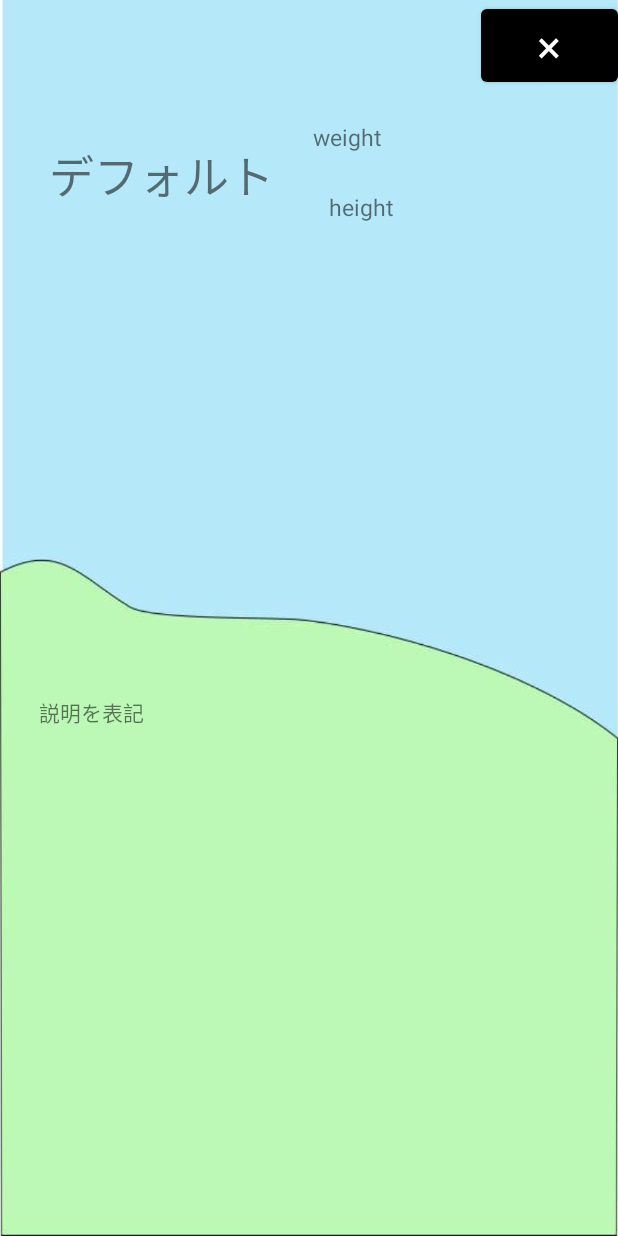
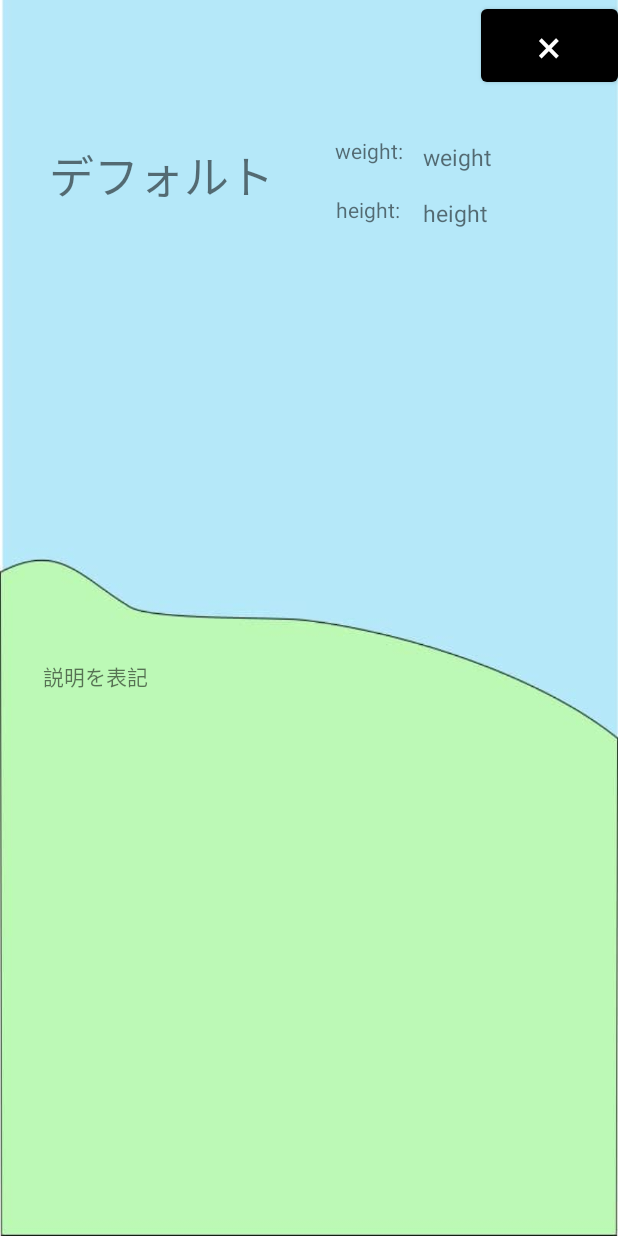
Before and after one commit to group4-ogawa/animal, an Android app: the layout activity_dictionary.xml on its own in the app's theme, with its tools: preview values and no code run, on a phone screen of 412 x 824 dp. Run offline under Robolectric (Android 15) with nearby library versions, the phone set to English and light mode, and no system bars.

Commit message:
レイアウトの変更

```diff
--- a/AnimalWorld/app/src/main/res/layout/activity_dictionary.xml
+++ b/AnimalWorld/app/src/main/res/layout/activity_dictionary.xml
@@ -39,12 +39,13 @@
 
     <TextView
         android:id="@+id/weight_View"
-        android:layout_width="151dp"
-        android:layout_height="35dp"
+        android:layout_width="110dp"
+        android:layout_height="37dp"
         android:layout_marginStart="30dp"
         android:layout_marginTop="6dp"
-        android:layout_marginEnd="52dp"
+        android:layout_marginEnd="20dp"
         android:layout_marginBottom="56dp"
+        android:gravity="center|start"
         android:text="@string/weight"
         android:textSize="15sp"
         app:layout_constraintBottom_toTopOf="@+id/image_view"
@@ -52,22 +53,24 @@
         app:layout_constraintHorizontal_bias="1.0"
         app:layout_constraintStart_toEndOf="@+id/name_view"
         app:layout_constraintTop_toBottomOf="@+id/button_to_main"
-        app:layout_constraintVertical_bias="0.65" />
+        app:layout_constraintVertical_bias="1.0" />
 
     <TextView
         android:id="@+id/height_View"
-        android:layout_width="151dp"
-        android:layout_height="35dp"
+        android:layout_width="110dp"
+        android:layout_height="37dp"
         android:layout_marginStart="34dp"
-        android:layout_marginTop="10dp"
-        android:layout_marginEnd="51dp"
+        android:layout_marginEnd="20dp"
         android:layout_marginBottom="16dp"
+        android:gravity="center|start"
         android:text="@string/height"
         android:textSize="15sp"
         app:layout_constraintBottom_toTopOf="@+id/image_view"
         app:layout_constraintEnd_toEndOf="parent"
+        app:layout_constraintHorizontal_bias="1.0"
         app:layout_constraintStart_toEndOf="@+id/name_view"
-        app:layout_constraintTop_toBottomOf="@+id/weight_View" />
+        app:layout_constraintTop_toBottomOf="@+id/weight_View"
+        app:layout_constraintVertical_bias="0.0" />
 
     <ImageView
         android:id="@+id/image_view"
@@ -89,16 +92,17 @@
         app:layout_constraintVertical_bias="0.0" />
 
     <ScrollView
-        android:layout_width="382dp"
-        android:layout_height="323dp"
-        android:layout_marginStart="21dp"
-        android:layout_marginTop="12dp"
-        android:layout_marginEnd="30dp"
-        android:layout_marginBottom="22dp"
+        android:layout_width="383dp"
+        android:layout_height="312dp"
+        android:layout_marginStart="15dp"
+        android:layout_marginTop="15dp"
+        android:layout_marginEnd="15dp"
         app:layout_constraintBottom_toBottomOf="parent"
         app:layout_constraintEnd_toEndOf="parent"
+        app:layout_constraintHorizontal_bias="1.0"
         app:layout_constraintStart_toStartOf="parent"
-        app:layout_constraintTop_toBottomOf="@+id/image_view">
+        app:layout_constraintTop_toBottomOf="@+id/image_view"
+        app:layout_constraintVertical_bias="0.0">
 
         <TextView
             android:id="@+id/content_view"
@@ -116,4 +120,32 @@
             app:layout_constraintTop_toBottomOf="@+id/image_view" />
     </ScrollView>
 
+    <TextView
+        android:id="@+id/textView"
+        android:layout_width="71dp"
+        android:layout_height="37dp"
+        android:layout_marginStart="15dp"
+        android:layout_marginTop="77dp"
+        android:layout_marginBottom="56dp"
+        android:gravity="center"
+        android:text="@string/weightl"
+        app:layout_constraintBottom_toTopOf="@+id/image_view"
+        app:layout_constraintEnd_toStartOf="@+id/weight_View"
+        app:layout_constraintStart_toEndOf="@+id/name_view"
+        app:layout_constraintTop_toTopOf="parent" />
+
+    <TextView
+        android:id="@+id/textViewh"
+        android:layout_width="70dp"
+        android:layout_height="37dp"
+        android:layout_marginStart="15dp"
+        android:layout_marginEnd="1dp"
+        android:layout_marginBottom="19dp"
+        android:gravity="center"
+        android:text="@string/heightl"
+        app:layout_constraintBottom_toTopOf="@+id/image_view"
+        app:layout_constraintEnd_toStartOf="@+id/height_View"
+        app:layout_constraintStart_toEndOf="@+id/name_view"
+        app:layout_constraintTop_toBottomOf="@+id/textView" />
+
 </androidx.constraintlayout.widget.ConstraintLayout>
--- a/AnimalWorld/app/src/main/res/values/strings.xml
+++ b/AnimalWorld/app/src/main/res/values/strings.xml
@@ -5,7 +5,8 @@
     <string name="defocon">説明を表記</string>
     <string name="weight">weight</string>
     <string name="height">height</string>
-
+    <string name="weightl">weight:</string>
+    <string name="heightl">height:</string>
 
     <string name="cat">Cat</string>
     <string name="catcon">ねこのせつめい</string>
```
